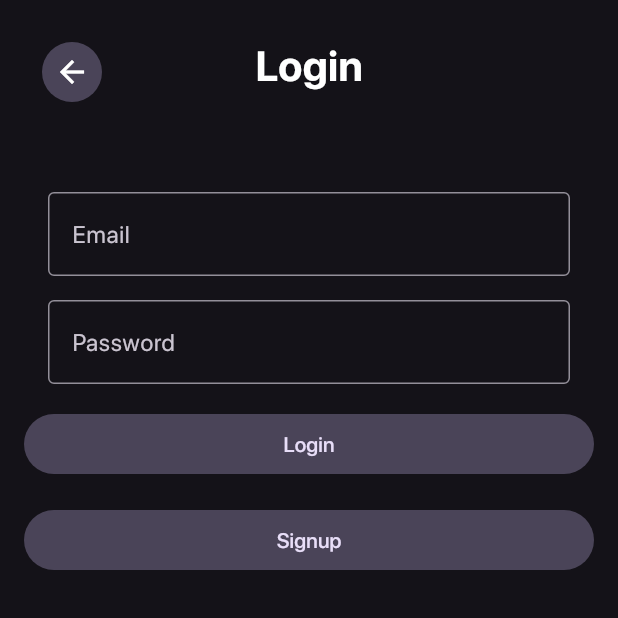
After one commit to josephmangmang/sw-bohol-nft-market, a Flutter app: the LoginPage screen opened directly, on a phone screen of 412 x 824 dp, the top half of it. The commit adds this screen. Run offline on Flutter 3.47's test engine with Material 2 defaults, Android fonts, the phone set to English and light mode, and no system bars.

Commit message:
Implement login/signup

```diff
--- a/lib/home_page.dart
+++ b/lib/home_page.dart
@@ -1,11 +1,15 @@
 import 'dart:ui';
 
 import 'package:flutter/material.dart';
+import 'package:nftmarket/login_page.dart';
 
 import 'add_nft_page.dart';
+import 'reposiroty.dart';
 
 class HomePage extends StatelessWidget {
-  const HomePage({super.key});
+  HomePage({super.key});
+
+  final Repository repository = Repository();
 
   @override
   Widget build(BuildContext context) {
@@ -107,7 +111,11 @@ class HomePage extends StatelessWidget {
       floatingActionButtonLocation: FloatingActionButtonLocation.centerDocked,
       floatingActionButton: InkWell(
         onTap: () {
-          Navigator.push(context, MaterialPageRoute(builder: (context) => const AddNftPage()));
+          if (repository.isLogin) {
+            Navigator.push(context, MaterialPageRoute(builder: (context) => const AddNftPage()));
+          } else {
+            Navigator.push(context, MaterialPageRoute(builder: (context) => const LoginPage()));
+          }
         },
         child: Image.asset(
           'assets/images/nav_icons/Minted Button.png',
--- /dev/null
+++ b/lib/login_page.dart
@@ -0,0 +1,78 @@
+import 'package:flutter/material.dart';
+
+class LoginPage extends StatelessWidget {
+  const LoginPage({Key? key}) : super(key: key);
+
+  @override
+  Widget build(BuildContext context) {
+    return Scaffold(
+      body: Container(
+        padding: const EdgeInsets.all(16),
+        child: SafeArea(
+          child: Column(
+            children: [
+              Padding(
+                padding: const EdgeInsets.all(8.0),
+                child: Stack(
+                  children: [
+                    Align(
+                      alignment: AlignmentDirectional.centerStart,
+                      child: IconButton.filledTonal(
+                          onPressed: () {
+                            Navigator.pop(context);
+                          },
+                          icon: const Icon(
+                            Icons.arrow_back,
+                            color: Colors.white,
+                          )),
+                    ),
+                    const Center(
+                      child: Text(
+                        'Login',
+                        style: TextStyle(fontSize: 28, fontWeight: FontWeight.bold),
+                      ),
+                    ),
+                  ],
+                ),
+              ),
+              const SizedBox(height: 48),
+              // Email and password login
+              const Padding(
+                padding: EdgeInsets.symmetric(horizontal: 16),
+                child: TextField(
+                  decoration: InputDecoration(
+                    border: OutlineInputBorder(),
+                    labelText: 'Email',
+                  ),
+                ),
+              ),
+              const SizedBox(height: 16),
+              const Padding(
+                padding: EdgeInsets.symmetric(horizontal: 16),
+                child: TextField(
+                  obscureText: true,
+                  decoration: InputDecoration(
+                    border: OutlineInputBorder(),
+                    labelText: 'Password',
+                  ),
+                ),
+              ),
+              const SizedBox(height: 16),
+              // Login button
+              FilledButton.tonal(
+                onPressed: () {},
+                child: const Center(child: Text('Login')),
+              ),
+              const SizedBox(height: 16),
+              // Login button
+              FilledButton.tonal(
+                onPressed: () {},
+                child: const Center(child: Text('Signup')),
+              )
+            ],
+          ),
+        ),
+      ),
+    );
+  }
+}
--- a/lib/main.dart
+++ b/lib/main.dart
@@ -1,5 +1,4 @@
 import 'package:flutter/material.dart';
-import 'package:nftmarket/add_nft_page.dart';
 
 import 'home_page.dart';
 
@@ -18,7 +17,7 @@ class MyApp extends StatelessWidget {
       theme: ThemeData.dark(useMaterial3: true).copyWith(
         textTheme: ThemeData.dark().textTheme.apply(fontFamily: 'SFProDisplay'),
       ),
-      home: const HomePage(),
+      home:   HomePage(),
     );
   }
 }
--- /dev/null
+++ b/lib/reposiroty.dart
@@ -0,0 +1,11 @@
+class Repository {
+  static final Repository _instance = Repository._internal();
+
+  Repository._internal();
+
+  factory Repository() {
+    return _instance;
+  }
+
+  bool isLogin = false;
+}
```
